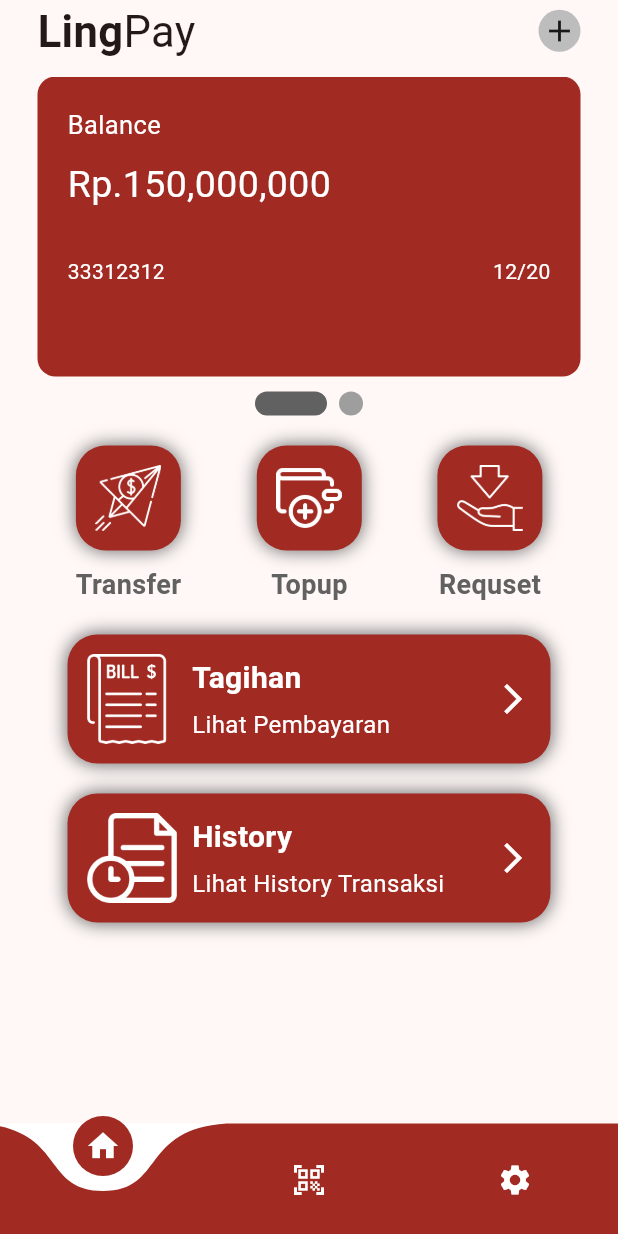
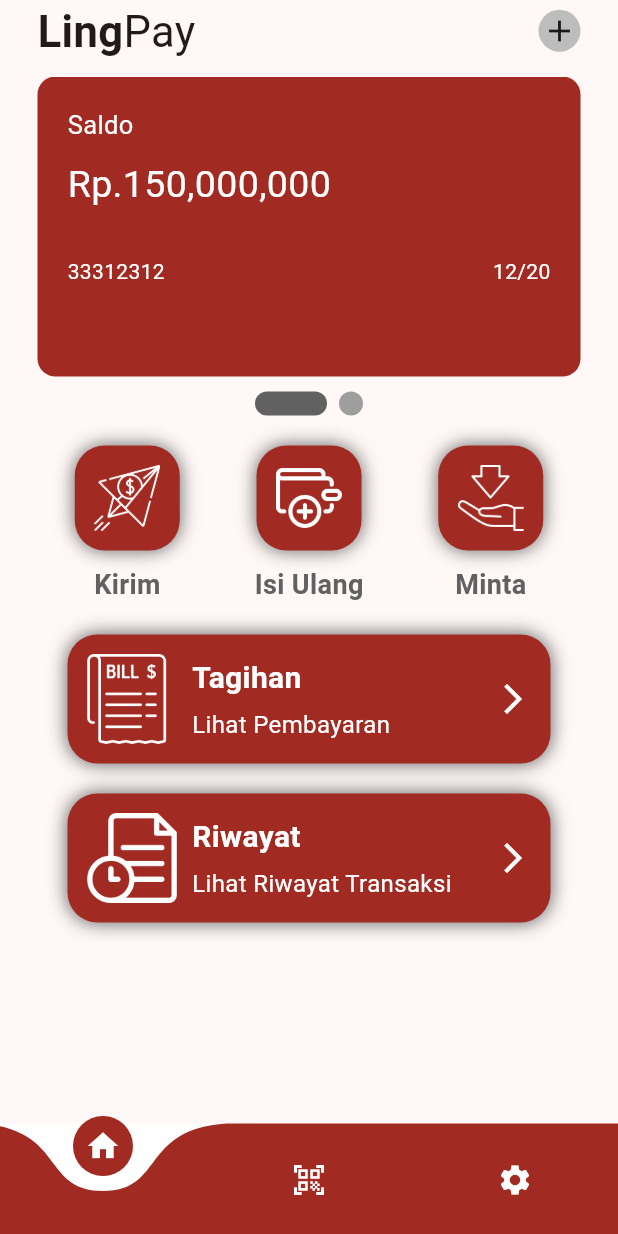
Before and after one commit to Jojosh576/flutter_uts_1, a Flutter app: the Home screen opened directly, on a phone screen of 412 x 824 dp. Run offline on Flutter 3.47's test engine with Material 3 defaults, Android fonts, the phone set to English and light mode, and no system bars; drawn by our look-alikes of curved_navigation_bar, smooth_page_indicator.

Commit message:
menambah gambar dan memperbaiki bottom overflowed

```diff
--- a/lib/main.dart
+++ b/lib/Widgets/main.dart
@@ -12,7 +12,7 @@
   @override
   Widget build(BuildContext context) {
     return MaterialApp(
-      title: 'LingTan E-wallet',
+      title: 'LingPay E-wallet',
       theme: ThemeData(
         colorScheme: ColorScheme.fromSeed(
           seedColor: const Color.fromARGB(255, 255, 2, 2),
@@ -20,7 +20,7 @@
         ),
         useMaterial3: true,
       ),
-      home: const Home(),
+      home: const SplashScreen(),
       debugShowCheckedModeBanner: false,
     );
   }
@@ -90,7 +90,7 @@
                           backgroundColor:
                               const Color.fromARGB(255, 255, 255, 255),
                           padding: const EdgeInsets.symmetric(
-                              vertical: 21, horizontal: 155)),
+                              vertical: 21, horizontal: 135)),
                       child: const Text(
                         'Mulai',
                         style: TextStyle(
--- a/lib/home/home.dart
+++ b/lib/home/home.dart
@@ -63,6 +63,7 @@ class HomeScreenContent extends StatelessWidget {
     final controller = PageController();
 
     return SafeArea(
+      child: SingleChildScrollView(
       child: Column(
         children: [
           Padding(
@@ -166,7 +167,7 @@ class HomeScreenContent extends StatelessWidget {
                     height: 10,
                   ),
                   Text(
-                    'Transfer',
+                    'Kirim',
                     style: TextStyle(
                       fontSize: 18,
                       fontWeight: FontWeight.bold,
@@ -206,7 +207,7 @@ class HomeScreenContent extends StatelessWidget {
                     height: 10,
                   ),
                   Text(
-                    'Topup',
+                    'Isi Ulang',
                     style: TextStyle(
                       fontSize: 18,
                       fontWeight: FontWeight.bold,
@@ -246,7 +247,7 @@ class HomeScreenContent extends StatelessWidget {
                     height: 10,
                   ),
                   Text(
-                    'Requset',
+                    'Minta',
                     style: TextStyle(
                       fontSize: 18,
                       fontWeight: FontWeight.bold,
@@ -370,7 +371,7 @@ class HomeScreenContent extends StatelessWidget {
                               crossAxisAlignment: CrossAxisAlignment.start,
                               children: [
                                 Text(
-                                  'History',
+                                  'Riwayat',
                                   style: TextStyle(
                                       fontWeight: FontWeight.bold,
                                       fontSize: 20,
@@ -380,7 +381,7 @@ class HomeScreenContent extends StatelessWidget {
                                   height: 5,
                                 ),
                                 Text(
-                                  'Lihat History Transaksi',
+                                  'Lihat Riwayat Transaksi',
                                   style: TextStyle(
                                       fontSize: 16, color: Colors.white),
                                 ),
@@ -391,15 +392,19 @@ class HomeScreenContent extends StatelessWidget {
                         const Icon(
                           Icons.arrow_forward_ios,
                           color: Colors.white,
-                        )
+                        ),
                       ],
                     ),
                   ),
                 ),
+                SizedBox(
+                  height: 30,
+                )
               ],
             ),
           ),
         ],
+      ),
       ),
     );
   }
--- a/lib/util/my_card.dart
+++ b/lib/util/my_card.dart
@@ -34,7 +34,7 @@ class MyCard extends StatelessWidget {
           crossAxisAlignment: CrossAxisAlignment.start,
           children: [
             const Text(
-              'Balance',
+              'Saldo',
               style: TextStyle(color: Colors.white, fontSize: 17),
             ),
             const SizedBox(
```
Also changed, not shown: assets/image/lingpay3.jpg (added), assets/image/lingpayred.jpg (added), lib/Widgets/loginScreen.dart (renamed from lib/loginScreen.dart), lib/Widgets/registScreen.dart (renamed from lib/registScreen.dart), pubspec.lock.
